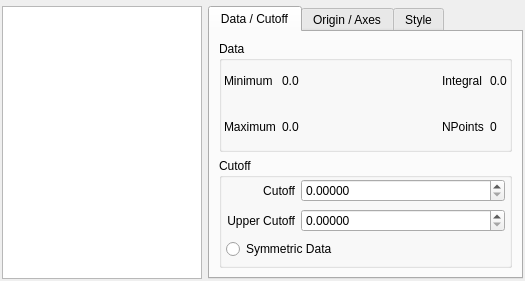
Old version of the form trunk/src/gui/grids.ui in the repository trisyoungs/aten.
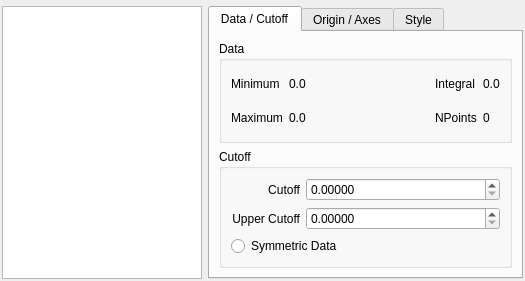
New version of the form. The open tabs and pages were chosen to show the change. Icons and pictures are not drawn. Custom widgets are drawn as their Qt base class.

Commit message: Removed 'leftMargin', 'rightMargin', 'topMargin', and 'bottomMargin' propert definitions from QBoxLayouts in glyphs.ui, grids.ui, and position.ui since they do not get moc'd properly with the Qt version supplied in RHEL (no other ui files contained the definitions).

```diff
--- a/trunk/src/gui/grids.ui
+++ b/trunk/src/gui/grids.ui
@@ -87,18 +87,6 @@
             <string>Data</string>
            </property>
            <layout class="QHBoxLayout" name="horizontalLayout_2" >
-            <property name="leftMargin" >
-             <number>2</number>
-            </property>
-            <property name="topMargin" >
-             <number>0</number>
-            </property>
-            <property name="rightMargin" >
-             <number>2</number>
-            </property>
-            <property name="bottomMargin" >
-             <number>2</number>
-            </property>
             <item>
              <layout class="QGridLayout" name="gridLayout" >
               <item row="0" column="1" >
@@ -180,18 +168,6 @@
             <string>Cutoff</string>
            </property>
            <layout class="QHBoxLayout" name="horizontalLayout" >
-            <property name="leftMargin" >
-             <number>4</number>
-            </property>
-            <property name="topMargin" >
-             <number>0</number>
-            </property>
-            <property name="rightMargin" >
-             <number>4</number>
-            </property>
-            <property name="bottomMargin" >
-             <number>4</number>
-            </property>
             <item>
              <layout class="QGridLayout" name="gridLayout_2" >
               <item row="0" column="1" >
```
The commit also changes 3 other files.
